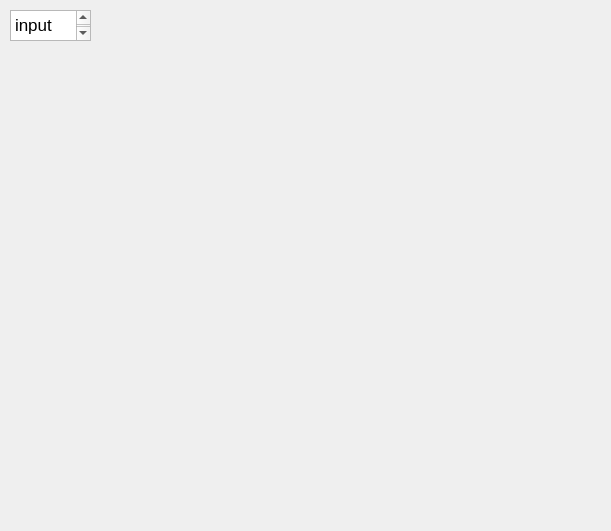
Qt form UI_files/predPage.ui (ZhiyuNoel/BioLearning) before a commit.
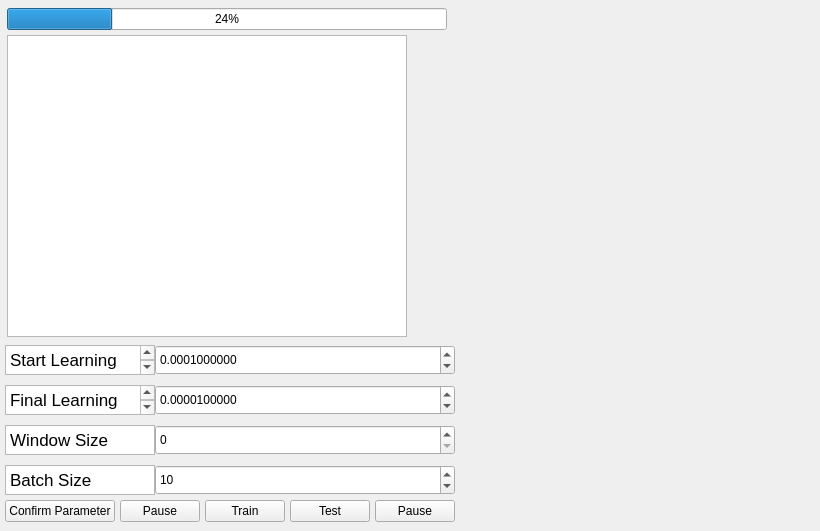
The same form after that commit.

Patch:
```diff
--- a/UI_files/predPage.ui
+++ b/UI_files/predPage.ui
@@ -6,32 +6,433 @@
    <rect>
     <x>0</x>
     <y>0</y>
-    <width>611</width>
+    <width>820</width>
     <height>531</height>
    </rect>
   </property>
   <property name="windowTitle">
    <string>Form</string>
   </property>
-  <widget class="QTextEdit" name="textEdit">
+  <widget class="QWidget" name="verticalLayoutWidget">
    <property name="geometry">
     <rect>
-     <x>10</x>
-     <y>10</y>
-     <width>81</width>
-     <height>31</height>
+     <x>0</x>
+     <y>1</y>
+     <width>821</width>
+     <height>531</height>
     </rect>
    </property>
-   <property name="html">
-    <string>&lt;!DOCTYPE HTML PUBLIC &quot;-//W3C//DTD HTML 4.0//EN&quot; &quot;http://www.w3.org/TR/REC-html40/strict.dtd&quot;&gt;
+   <layout class="QVBoxLayout" name="overallLayout">
+    <property name="sizeConstraint">
+     <enum>QLayout::SetMinimumSize</enum>
+    </property>
+    <property name="leftMargin">
+     <number>5</number>
+    </property>
+    <property name="topMargin">
+     <number>5</number>
+    </property>
+    <property name="rightMargin">
+     <number>5</number>
+    </property>
+    <property name="bottomMargin">
+     <number>5</number>
+    </property>
+    <item>
+     <layout class="QHBoxLayout" name="infoLayout">
+      <item>
+       <layout class="QVBoxLayout" name="processLayout">
+        <property name="spacing">
+         <number>5</number>
+        </property>
+        <property name="leftMargin">
+         <number>2</number>
+        </property>
+        <property name="topMargin">
+         <number>2</number>
+        </property>
+        <property name="rightMargin">
+         <number>2</number>
+        </property>
+        <property name="bottomMargin">
+         <number>2</number>
+        </property>
+        <item>
+         <widget class="QProgressBar" name="progressBar">
+          <property name="value">
+           <number>24</number>
+          </property>
+         </widget>
+        </item>
+        <item>
+         <widget class="QTextBrowser" name="trainProcessTxt">
+          <property name="minimumSize">
+           <size>
+            <width>400</width>
+            <height>0</height>
+           </size>
+          </property>
+          <property name="maximumSize">
+           <size>
+            <width>400</width>
+            <height>16777215</height>
+           </size>
+          </property>
+         </widget>
+        </item>
+       </layout>
+      </item>
+      <item>
+       <widget class="QWidget" name="graphicShow" native="true">
+        <property name="minimumSize">
+         <size>
+          <width>400</width>
+          <height>0</height>
+         </size>
+        </property>
+        <property name="maximumSize">
+         <size>
+          <width>400</width>
+          <height>16777215</height>
+         </size>
+        </property>
+       </widget>
+      </item>
+     </layout>
+    </item>
+    <item>
+     <layout class="QHBoxLayout" name="terminalLayout">
+      <property name="spacing">
+       <number>0</number>
+      </property>
+      <item>
+       <layout class="QVBoxLayout" name="parameterLayout">
+        <item>
+         <layout class="QVBoxLayout" name="verticalLayout_3">
+          <property name="spacing">
+           <number>10</number>
+          </property>
+          <item>
+           <layout class="QHBoxLayout" name="startLrLayout">
+            <property name="spacing">
+             <number>0</number>
+            </property>
+            <property name="sizeConstraint">
+             <enum>QLayout::SetMinimumSize</enum>
+            </property>
+            <item>
+             <widget class="QTextBrowser" name="startLrTxt">
+              <property name="sizePolicy">
+               <sizepolicy hsizetype="Ignored" vsizetype="Ignored">
+                <horstretch>0</horstretch>
+                <verstretch>0</verstretch>
+               </sizepolicy>
+              </property>
+              <property name="maximumSize">
+               <size>
+                <width>150</width>
+                <height>30</height>
+               </size>
+              </property>
+              <property name="html">
+               <string>&lt;!DOCTYPE HTML PUBLIC &quot;-//W3C//DTD HTML 4.0//EN&quot; &quot;http://www.w3.org/TR/REC-html40/strict.dtd&quot;&gt;
 &lt;html&gt;&lt;head&gt;&lt;meta name=&quot;qrichtext&quot; content=&quot;1&quot; /&gt;&lt;meta charset=&quot;utf-8&quot; /&gt;&lt;style type=&quot;text/css&quot;&gt;
 p, li { white-space: pre-wrap; }
 hr { height: 1px; border-width: 0; }
 li.unchecked::marker { content: &quot;\2610&quot;; }
 li.checked::marker { content: &quot;\2612&quot;; }
 &lt;/style&gt;&lt;/head&gt;&lt;body style=&quot; font-family:'.AppleSystemUIFont'; font-size:13pt; font-weight:400; font-style:normal;&quot;&gt;
-&lt;p style=&quot; margin-top:0px; margin-bottom:0px; margin-left:0px; margin-right:0px; -qt-block-indent:0; text-indent:0px;&quot;&gt;input page&lt;/p&gt;&lt;/body&gt;&lt;/html&gt;</string>
-   </property>
+&lt;p style=&quot; margin-top:0px; margin-bottom:0px; margin-left:0px; margin-right:0px; -qt-block-indent:0; text-indent:0px;&quot;&gt;Start Learning Rate&lt;/p&gt;&lt;/body&gt;&lt;/html&gt;</string>
+              </property>
+             </widget>
+            </item>
+            <item>
+             <widget class="QDoubleSpinBox" name="startLrSpinBox">
+              <property name="minimumSize">
+               <size>
+                <width>150</width>
+                <height>30</height>
+               </size>
+              </property>
+              <property name="decimals">
+               <number>10</number>
+              </property>
+              <property name="maximum">
+               <double>1.000000000000000</double>
+              </property>
+              <property name="singleStep">
+               <double>0.000010000000000</double>
+              </property>
+              <property name="stepType">
+               <enum>QAbstractSpinBox::DefaultStepType</enum>
+              </property>
+              <property name="value">
+               <double>0.000100000000000</double>
+              </property>
+             </widget>
+            </item>
+           </layout>
+          </item>
+          <item>
+           <layout class="QHBoxLayout" name="endLrLayout">
+            <property name="spacing">
+             <number>0</number>
+            </property>
+            <property name="sizeConstraint">
+             <enum>QLayout::SetMinimumSize</enum>
+            </property>
+            <item>
+             <widget class="QTextBrowser" name="endLrTxt">
+              <property name="sizePolicy">
+               <sizepolicy hsizetype="Ignored" vsizetype="Ignored">
+                <horstretch>0</horstretch>
+                <verstretch>0</verstretch>
+               </sizepolicy>
+              </property>
+              <property name="maximumSize">
+               <size>
+                <width>150</width>
+                <height>30</height>
+               </size>
+              </property>
+              <property name="html">
+               <string>&lt;!DOCTYPE HTML PUBLIC &quot;-//W3C//DTD HTML 4.0//EN&quot; &quot;http://www.w3.org/TR/REC-html40/strict.dtd&quot;&gt;
+&lt;html&gt;&lt;head&gt;&lt;meta name=&quot;qrichtext&quot; content=&quot;1&quot; /&gt;&lt;meta charset=&quot;utf-8&quot; /&gt;&lt;style type=&quot;text/css&quot;&gt;
+p, li { white-space: pre-wrap; }
+hr { height: 1px; border-width: 0; }
+li.unchecked::marker { content: &quot;\2610&quot;; }
+li.checked::marker { content: &quot;\2612&quot;; }
+&lt;/style&gt;&lt;/head&gt;&lt;body style=&quot; font-family:'.AppleSystemUIFont'; font-size:13pt; font-weight:400; font-style:normal;&quot;&gt;
+&lt;p style=&quot; margin-top:0px; margin-bottom:0px; margin-left:0px; margin-right:0px; -qt-block-indent:0; text-indent:0px;&quot;&gt;Final Learning Rate&lt;/p&gt;&lt;/body&gt;&lt;/html&gt;</string>
+              </property>
+             </widget>
+            </item>
+            <item>
+             <widget class="QDoubleSpinBox" name="endLrSpinBox">
+              <property name="minimumSize">
+               <size>
+                <width>150</width>
+                <height>30</height>
+               </size>
+              </property>
+              <property name="decimals">
+               <number>10</number>
+              </property>
+              <property name="maximum">
+               <double>1.000000000000000</double>
+              </property>
+              <property name="singleStep">
+               <double>0.000010000000000</double>
+              </property>
+              <property name="value">
+               <double>0.000010000000000</double>
+              </property>
+             </widget>
+            </item>
+           </layout>
+          </item>
+          <item>
+           <layout class="QHBoxLayout" name="wsLayout">
+            <property name="spacing">
+             <number>0</number>
+            </property>
+            <property name="sizeConstraint">
+             <enum>QLayout::SetMaximumSize</enum>
+            </property>
+            <item>
+             <widget class="QTextBrowser" name="wsTxt">
+              <property name="sizePolicy">
+               <sizepolicy hsizetype="Ignored" vsizetype="Ignored">
+                <horstretch>0</horstretch>
+                <verstretch>0</verstretch>
+               </sizepolicy>
+              </property>
+              <property name="maximumSize">
+               <size>
+                <width>150</width>
+                <height>30</height>
+               </size>
+              </property>
+              <property name="html">
+               <string>&lt;!DOCTYPE HTML PUBLIC &quot;-//W3C//DTD HTML 4.0//EN&quot; &quot;http://www.w3.org/TR/REC-html40/strict.dtd&quot;&gt;
+&lt;html&gt;&lt;head&gt;&lt;meta name=&quot;qrichtext&quot; content=&quot;1&quot; /&gt;&lt;meta charset=&quot;utf-8&quot; /&gt;&lt;style type=&quot;text/css&quot;&gt;
+p, li { white-space: pre-wrap; }
+hr { height: 1px; border-width: 0; }
+li.unchecked::marker { content: &quot;\2610&quot;; }
+li.checked::marker { content: &quot;\2612&quot;; }
+&lt;/style&gt;&lt;/head&gt;&lt;body style=&quot; font-family:'.AppleSystemUIFont'; font-size:13pt; font-weight:400; font-style:normal;&quot;&gt;
+&lt;p style=&quot; margin-top:0px; margin-bottom:0px; margin-left:0px; margin-right:0px; -qt-block-indent:0; text-indent:0px;&quot;&gt;Window Size&lt;/p&gt;&lt;/body&gt;&lt;/html&gt;</string>
+              </property>
+             </widget>
+            </item>
+            <item>
+             <widget class="QSpinBox" name="wsSpinBox">
+              <property name="minimumSize">
+               <size>
+                <width>150</width>
+                <height>30</height>
+               </size>
+              </property>
+             </widget>
+            </item>
+           </layout>
+          </item>
+          <item>
+           <layout class="QHBoxLayout" name="bsLayout">
+            <property name="spacing">
+             <number>0</number>
+            </property>
+            <property name="sizeConstraint">
+             <enum>QLayout::SetMinimumSize</enum>
+            </property>
+            <item>
+             <widget class="QTextBrowser" name="bsTxt">
+              <property name="sizePolicy">
+               <sizepolicy hsizetype="Ignored" vsizetype="Ignored">
+                <horstretch>0</horstretch>
+                <verstretch>0</verstretch>
+               </sizepolicy>
+              </property>
+              <property name="maximumSize">
+               <size>
+                <width>150</width>
+                <height>30</height>
+               </size>
+              </property>
+              <property name="html">
+               <string>&lt;!DOCTYPE HTML PUBLIC &quot;-//W3C//DTD HTML 4.0//EN&quot; &quot;http://www.w3.org/TR/REC-html40/strict.dtd&quot;&gt;
+&lt;html&gt;&lt;head&gt;&lt;meta name=&quot;qrichtext&quot; content=&quot;1&quot; /&gt;&lt;meta charset=&quot;utf-8&quot; /&gt;&lt;style type=&quot;text/css&quot;&gt;
+p, li { white-space: pre-wrap; }
+hr { height: 1px; border-width: 0; }
+li.unchecked::marker { content: &quot;\2610&quot;; }
+li.checked::marker { content: &quot;\2612&quot;; }
+&lt;/style&gt;&lt;/head&gt;&lt;body style=&quot; font-family:'.AppleSystemUIFont'; font-size:13pt; font-weight:400; font-style:normal;&quot;&gt;
+&lt;p style=&quot; margin-top:0px; margin-bottom:0px; margin-left:0px; margin-right:0px; -qt-block-indent:0; text-indent:0px;&quot;&gt;Batch Size&lt;/p&gt;&lt;/body&gt;&lt;/html&gt;</string>
+              </property>
+             </widget>
+            </item>
+            <item>
+             <widget class="QSpinBox" name="bsSpinBox">
+              <property name="minimumSize">
+               <size>
+                <width>150</width>
+                <height>30</height>
+               </size>
+              </property>
+              <property name="maximum">
+               <number>1000</number>
+              </property>
+              <property name="value">
+               <number>10</number>
+              </property>
+             </widget>
+            </item>
+           </layout>
+          </item>
+         </layout>
+        </item>
+        <item>
+         <layout class="QHBoxLayout" name="buttonLayout" stretch="0,0,0,0,0">
+          <property name="spacing">
+           <number>5</number>
+          </property>
+          <property name="sizeConstraint">
+           <enum>QLayout::SetNoConstraint</enum>
+          </property>
+          <property name="leftMargin">
+           <number>0</number>
+          </property>
+          <property name="topMargin">
+           <number>5</number>
+          </property>
+          <property name="rightMargin">
+           <number>0</number>
+          </property>
+          <property name="bottomMargin">
+           <number>5</number>
+          </property>
+          <item>
+           <widget class="QPushButton" name="confirmButton">
+            <property name="sizePolicy">
+             <sizepolicy hsizetype="Minimum" vsizetype="Minimum">
+              <horstretch>0</horstretch>
+              <verstretch>0</verstretch>
+             </sizepolicy>
+            </property>
+            <property name="text">
+             <string>Confirm Parameter</string>
+            </property>
+           </widget>
+          </item>
+          <item>
+           <widget class="QPushButton" name="pauseTrainButton">
+            <property name="sizePolicy">
+             <sizepolicy hsizetype="Minimum" vsizetype="Minimum">
+              <horstretch>0</horstretch>
+              <verstretch>0</verstretch>
+             </sizepolicy>
+            </property>
+            <property name="text">
+             <string>Pause</string>
+            </property>
+           </widget>
+          </item>
+          <item>
+           <widget class="QPushButton" name="startTrainButton">
+            <property name="sizePolicy">
+             <sizepolicy hsizetype="Minimum" vsizetype="Minimum">
+              <horstretch>0</horstretch>
+              <verstretch>0</verstretch>
+             </sizepolicy>
+            </property>
+            <property name="text">
+             <string>Train</string>
+            </property>
+           </widget>
+          </item>
+          <item>
+           <widget class="QPushButton" name="startTestButton">
+            <property name="sizePolicy">
+             <sizepolicy hsizetype="Minimum" vsizetype="Minimum">
+              <horstretch>0</horstretch>
+              <verstretch>0</verstretch>
+             </sizepolicy>
+            </property>
+            <property name="text">
+             <string>Test</string>
+            </property>
+           </widget>
+          </item>
+          <item>
+           <widget class="QPushButton" name="pauseTestButton">
+            <property name="sizePolicy">
+             <sizepolicy hsizetype="Minimum" vsizetype="Minimum">
+              <horstretch>0</horstretch>
+              <verstretch>0</verstretch>
+             </sizepolicy>
+            </property>
+            <property name="text">
+             <string>Pause</string>
+            </property>
+           </widget>
+          </item>
+         </layout>
+        </item>
+       </layout>
+      </item>
+      <item>
+       <widget class="QWidget" name="spikeTimeShow" native="true">
+        <property name="minimumSize">
+         <size>
+          <width>400</width>
+          <height>0</height>
+         </size>
+        </property>
+       </widget>
+      </item>
+     </layout>
+    </item>
+   </layout>
   </widget>
  </widget>
  <resources/>
```
